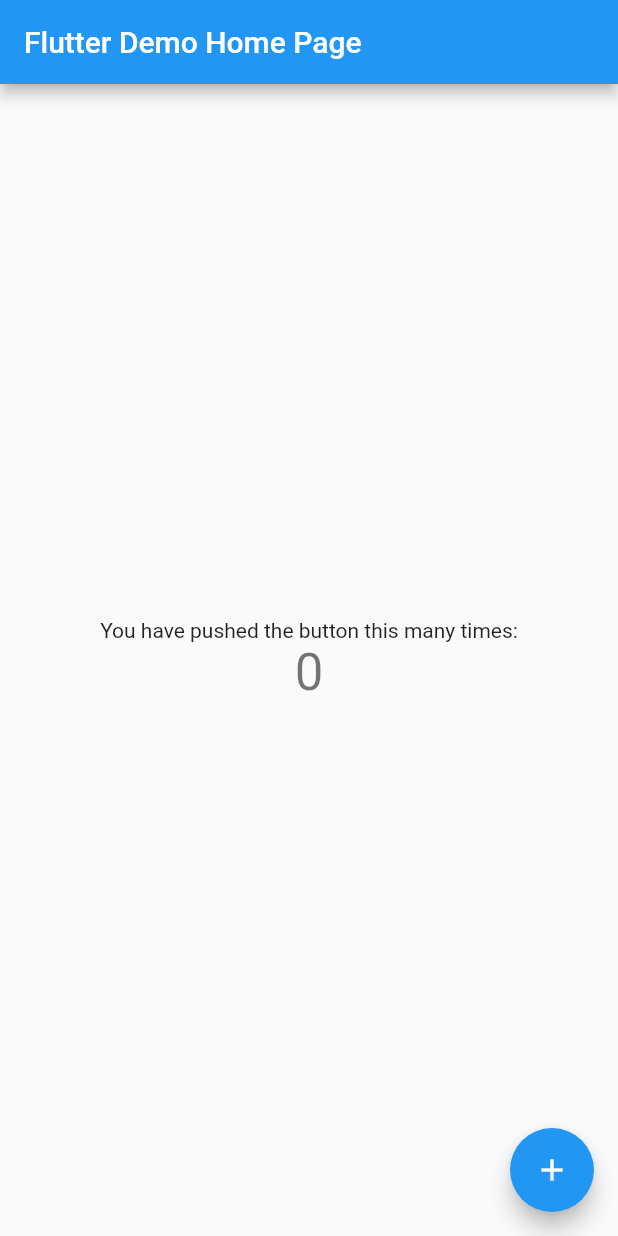
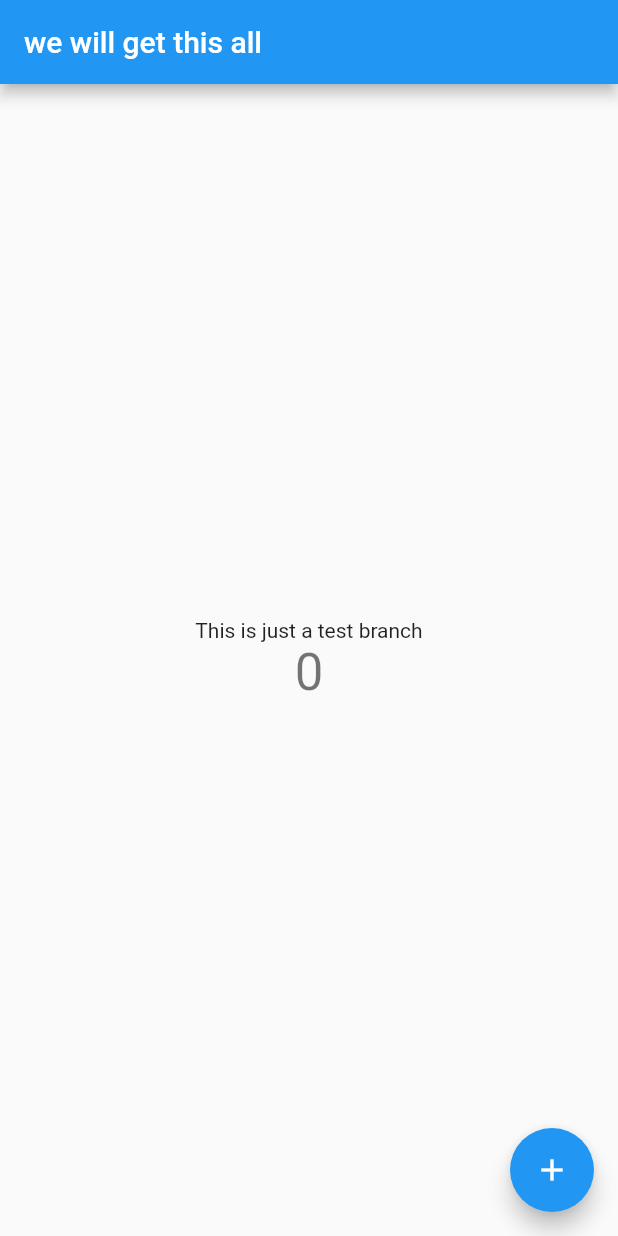
Before and after one commit to Sulemansafdar/DevsincTask, a Flutter app: the screen it shows after launch, on a phone screen of 412 x 824 dp. Run offline on Flutter 3.47's test engine with Material 2 defaults, Android fonts, the phone set to English and light mode, and no system bars.

Commit message:
new code

```diff
--- a/lib/main.dart
+++ b/lib/main.dart
@@ -63,40 +63,18 @@ class _MyHomePageState extends State<MyHomePage> {
 
   @override
   Widget build(BuildContext context) {
-    // This method is rerun every time setState is called, for instance as done
-    // by the _incrementCounter method above.
-    //
-    // The Flutter framework has been optimized to make rerunning build methods
-    // fast, so that you can just rebuild anything that needs updating rather
-    // than having to individually change instances of widgets.
     return Scaffold(
       appBar: AppBar(
-        // Here we take the value from the MyHomePage object that was created by
-        // the App.build method, and use it to set our appbar title.
-        title: Text(widget.title),
+        title: const Text("we will get this all"),
       ),
       body: Center(
-        // Center is a layout widget. It takes a single child and positions it
-        // in the middle of the parent.
+
         child: Column(
-          // Column is also a layout widget. It takes a list of children and
-          // arranges them vertically. By default, it sizes itself to fit its
-          // children horizontally, and tries to be as tall as its parent.
-          //
-          // Invoke "debug painting" (press "p" in the console, choose the
-          // "Toggle Debug Paint" action from the Flutter Inspector in Android
-          // Studio, or the "Toggle Debug Paint" command in Visual Studio Code)
-          // to see the wireframe for each widget.
-          //
-          // Column has various properties to control how it sizes itself and
-          // how it positions its children. Here we use mainAxisAlignment to
-          // center the children vertically; the main axis here is the vertical
-          // axis because Columns are vertical (the cross axis would be
-          // horizontal).
+
           mainAxisAlignment: MainAxisAlignment.center,
           children: <Widget>[
             const Text(
-              'You have pushed the button this many times:',
+              'This is just a test branch',
             ),
             Text(
               '$_counter',
```
